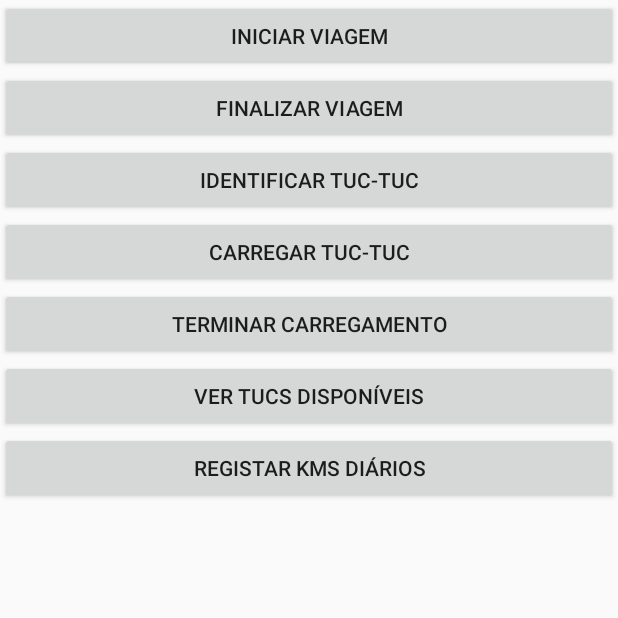
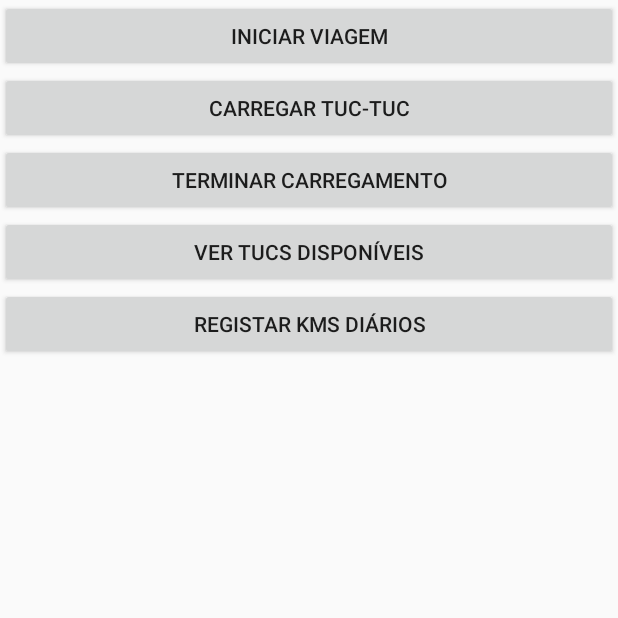
Before and after one commit to dualc11/SmartCharging, an Android app: the screen it shows after launch (StartAndStopService), after a tap on "INICIAR VIAGEM", on a phone screen of 412 x 824 dp, the top half of it. Run offline under Robolectric (Android 15) with nearby library versions, the phone set to English and light mode, and no system bars; libraries missing offline, so code that uses them is left out: com.google.zxing.integration; 3 statements that could not run were skipped.

```diff
--- a/app/src/main/java/com/example/luis/smartcharging/GpsService.java
+++ b/app/src/main/java/com/example/luis/smartcharging/GpsService.java
@@ -28,20 +28,15 @@ public class GpsService extends Service implements LocationListener {
     private LocationManager locationManager;
     private final static int DISTANCE_UPDATES = 1;
     private final static int TIME_UPDATES = 5;
-
     private static DBManager db;
     private static boolean servicoIniciado = false;
     private static int viagemId = 0;
-
     private Timer timer;    //Timer
     private TimerTask timerTask;    //Ação que irá ser desempenhada de x em x tempo.
     private String data;
     private double longitude, latitude, altitude, longitudeAnterior;
     private final Handler handler = new Handler();
-
-    private Random rand = new Random();
     private int bateriaInicial, bateriaFinal;
-
     private boolean guardouAlgumaCoordenada;
 
     //O sistema chama este método antes de chamar onStartCommand ou onBind para operações de configuração
@@ -214,7 +209,7 @@ public class GpsService extends Service implements LocationListener {
         };
     }
 
-    /*Passar de coordenadas para graus*/
+    /*Passar de coordenadas para kms*/
 
     public static double getDistanceFromLatLonInKm(double lat1, double lon1, double lat2, double lon2) {
         int R = 6371; // Raio da Terra em km
--- a/app/src/main/java/com/example/luis/smartcharging/StartAndStopService.java
+++ b/app/src/main/java/com/example/luis/smartcharging/StartAndStopService.java
@@ -15,6 +15,7 @@ import android.os.Bundle;
 import android.text.InputType;
 import android.util.Log;
 import android.view.View;
+import android.widget.Button;
 import android.widget.EditText;
 import android.widget.Toast;
 import com.google.zxing.integration.android.IntentIntegrator;
@@ -28,22 +29,23 @@ public class StartAndStopService extends AppCompatActivity {
     private static Intent intent;
     private Intent intentSeekBar;
     private static DBManager db;
-
-    //qr code scanner object
     private IntentIntegrator qrScan;
     private static int idCarro;
-    private boolean reconheceuQrCode;
-
     private SharedPreferences sharedPref;
     private SharedPreferences.Editor editor;
     private static String userId;
     private static Context context;
+    private static Button bTerminarViagem,bIniciarViagem;
 
 
     @Override
     protected void onCreate(Bundle savedInstanceState) {
         super.onCreate(savedInstanceState);
         setContentView(R.layout.activity_start_and_stop_service);
+
+        bIniciarViagem=findViewById(R.id.bIniciarViagem);
+        bTerminarViagem=findViewById(R.id.bPararViagem);
+        buttonsVisibility();
 
         intentSeekBar= new Intent(this,IntroduzirPerBat.class);
         intent = new Intent(this, GpsService.class);
@@ -66,13 +68,26 @@ public class StartAndStopService extends AppCompatActivity {
 
         //intializing scan object
         qrScan = new IntentIntegrator(this);
-        reconheceuQrCode = false;
 
         if(!userIdRegistado()) {
             registoUserId();
         }
 
         context=getApplicationContext();
+    }
+
+    public void buttonsVisibility()
+    {
+        if(GpsService.getServicoIniciado())
+        {
+            bIniciarViagem.setVisibility(View.GONE);
+            bTerminarViagem.setVisibility(View.VISIBLE);
+        }
+        else
+        {
+            bIniciarViagem.setVisibility(View.VISIBLE);
+            bTerminarViagem.setVisibility(View.GONE);
+        }
     }
 
     public void seekBar(View v)
@@ -105,17 +120,7 @@ public class StartAndStopService extends AppCompatActivity {
     {
         if(!GpsService.getServicoIniciado())
         {
-            if(reconheceuQrCode)
-            {
-                reconheceuQrCode = false;
-                intentSeekBar.putExtra("opcao",0); //Para indicar que é para iniciar a viagem
-                intentSeekBar.putExtra("idCarro",idCarro);
-                startActivity(intentSeekBar);
-            }
-            else
-            {
-                Toast.makeText(this,"Ainda não identificou o Tuc-Tuc!",Toast.LENGTH_SHORT).show();
-            }
+            qrCode();
         }
         else
         {
@@ -179,7 +184,11 @@ public class StartAndStopService extends AppCompatActivity {
                     JSONObject obj = new JSONObject(result.getContents());
                     //Guarda o valor que é lido do QrCode
                     idCarro=Integer.parseInt(obj.getString("IdCarro"));
-                    reconheceuQrCode=true;
+
+                    //Vai para o intent de colocar a percentagem de bateria
+                    intentSeekBar.putExtra("opcao",0); //Para indicar que é para iniciar a viagem
+                    intentSeekBar.putExtra("idCarro",idCarro);
+                    startActivity(intentSeekBar);
                 }
                 catch (JSONException e)
                 {
@@ -195,17 +204,10 @@ public class StartAndStopService extends AppCompatActivity {
     }
 
     //Para inicializar o objeto que vai ser usado para ler o qrCode
-    public void qrCode(View v)
+    public void qrCode()
     {
-        if(!GpsService.getServicoIniciado())
-        {
             //initiating the qr code scan
             qrScan.initiateScan();
-        }
-        else
-        {
-            Toast.makeText(this,"Está uma viagem a decorrer!",Toast.LENGTH_LONG).show();
-        }
     }
 
     //Métodos para a verificação das permissões, mostra um alert para cada permissão que ainda não foi cedida
--- a/app/src/main/res/layout-large/activity_start_and_stop_service.xml
+++ b/app/src/main/res/layout-large/activity_start_and_stop_service.xml
@@ -20,13 +20,6 @@
         android:layout_height="wrap_content"
         android:text="Finalizar Viagem"
         android:onClick="pararServico"/>
-
-    <Button
-        android:id="@+id/bIdentificarCarro"
-        android:layout_width="match_parent"
-        android:layout_height="wrap_content"
-        android:text="Identificar Tuc-Tuc"
-        android:onClick="qrCode"/>
 
     <Button
         android:id="@+id/bCarregar"
--- a/app/src/main/res/layout-xlarge/activity_start_and_stop_service.xml
+++ b/app/src/main/res/layout-xlarge/activity_start_and_stop_service.xml
@@ -21,12 +21,6 @@
         android:text="Finalizar Viagem"
         android:onClick="pararServico"/>
 
-    <Button
-        android:id="@+id/bIdentificarCarro"
-        android:layout_width="match_parent"
-        android:layout_height="wrap_content"
-        android:text="Identificar Tuc-Tuc"
-        android:onClick="qrCode"/>
 
     <Button
         android:id="@+id/bCarregar"
--- a/app/src/main/res/layout/activity_start_and_stop_service.xml
+++ b/app/src/main/res/layout/activity_start_and_stop_service.xml
@@ -20,13 +20,6 @@
         android:layout_height="wrap_content"
         android:text="Finalizar Viagem"
         android:onClick="pararServico"/>
-
-    <Button
-        android:id="@+id/bIdentificarCarro"
-        android:layout_width="match_parent"
-        android:layout_height="wrap_content"
-        android:text="Identificar Tuc-Tuc"
-        android:onClick="qrCode"/>
 
     <Button
         android:id="@+id/bCarregar"
```
